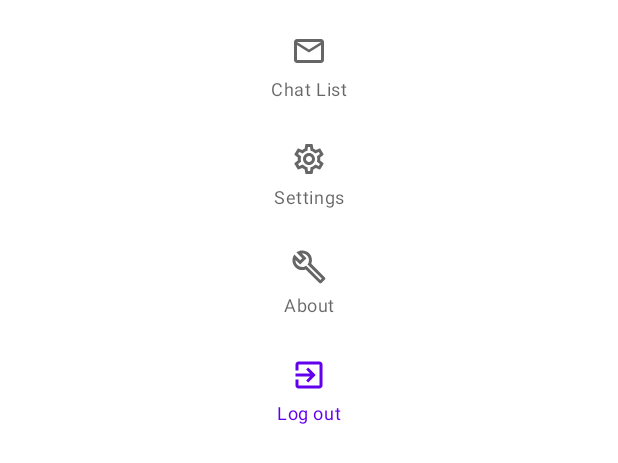
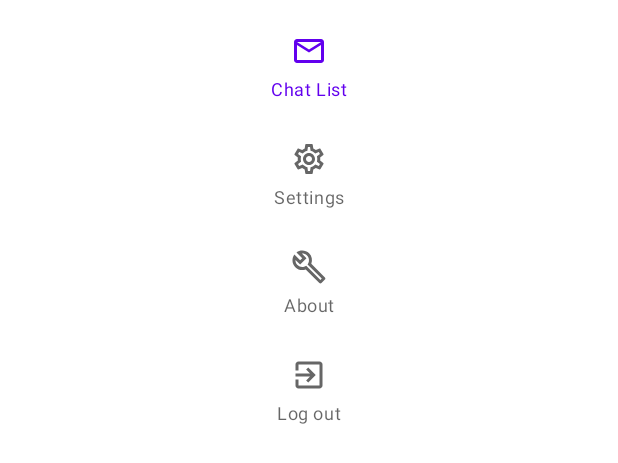
Before and after one commit to OTR/Kotlin-Telegram-Client, an Android app built with Jetpack Compose: the @Preview function SideDrawer, on a phone screen of 412 x 824 dp. Shown: the top 463 px of the screen. Run offline under Robolectric (Android 15) with nearby library versions, the phone set to English and light mode, and no system bars.

Commit message:
[FEAT] Update Side Drawer composable to remember selected tab

```diff
--- a/app/src/main/java/com/github/otr/telegram/navigation/NavigationItem.kt
+++ b/app/src/main/java/com/github/otr/telegram/navigation/NavigationItem.kt
@@ -6,6 +6,7 @@ import androidx.compose.material.icons.outlined.ExitToApp
 import androidx.compose.material.icons.outlined.MailOutline
 import androidx.compose.material.icons.outlined.Settings
 import androidx.compose.ui.graphics.vector.ImageVector
+
 import com.github.otr.telegram.R
 
 sealed class NavigationItem(
--- a/app/src/main/java/com/github/otr/telegram/presentation/component/SideDrawer.kt
+++ b/app/src/main/java/com/github/otr/telegram/presentation/component/SideDrawer.kt
@@ -1,32 +1,20 @@
 package com.github.otr.telegram.presentation.component
 
-import android.widget.ToggleButton
-import androidx.compose.foundation.layout.Arrangement
-import androidx.compose.foundation.layout.Column
-import androidx.compose.foundation.layout.ColumnScope
-import androidx.compose.foundation.layout.Spacer
-import androidx.compose.foundation.layout.fillMaxSize
 import androidx.compose.foundation.layout.fillMaxWidth
-import androidx.compose.foundation.layout.height
-import androidx.compose.foundation.layout.padding
-import androidx.compose.material.Button
 import androidx.compose.material.Icon
-import androidx.compose.material.IconButton
-import androidx.compose.material.IconToggleButton
 import androidx.compose.material.NavigationRail
 import androidx.compose.material.NavigationRailItem
 import androidx.compose.material.Text
-import androidx.compose.material.TextButton
 import androidx.compose.runtime.Composable
-import androidx.compose.ui.Alignment
+import androidx.compose.runtime.mutableStateOf
+import androidx.compose.runtime.remember
 import androidx.compose.ui.Modifier
 import androidx.compose.ui.res.stringResource
 import androidx.compose.ui.tooling.preview.Preview
 import androidx.compose.ui.unit.Dp
 import androidx.compose.ui.unit.dp
-import com.github.otr.telegram.R
+
 import com.github.otr.telegram.navigation.NavigationItem
-import kotlin.random.Random
 
 private val defaultPadding: Dp = 16.dp
 
@@ -36,9 +24,13 @@ private val defaultPadding: Dp = 16.dp
 @Preview
 @Composable
 fun SideDrawer() {
+
     NavigationRail(
         modifier = Modifier.fillMaxWidth()
     ){
+
+        val selectedItemPosition = remember { mutableStateOf(0) }
+
         val items = listOf<NavigationItem>(
             NavigationItem.ChatList,
             NavigationItem.Settings,
@@ -46,13 +38,14 @@ fun SideDrawer() {
             NavigationItem.LogOut
         )
 
-        items.forEach {
+        items.forEachIndexed { index, item ->
             NavigationRailItem(
-                selected = Random.nextBoolean(),
-                onClick = { /*TODO*/ },
-                icon = { Icon(imageVector = it.icon, contentDescription = it.route) },
-                label = { Text(text = stringResource(id = it.stringResourceId)) }
+                selected = selectedItemPosition.value == index,
+                onClick = { selectedItemPosition.value = index },
+                icon = { Icon(imageVector = item.icon, contentDescription = item.route) },
+                label = { Text(text = stringResource(id = item.stringResourceId)) }
             )
         }
     }
+
 }
```
